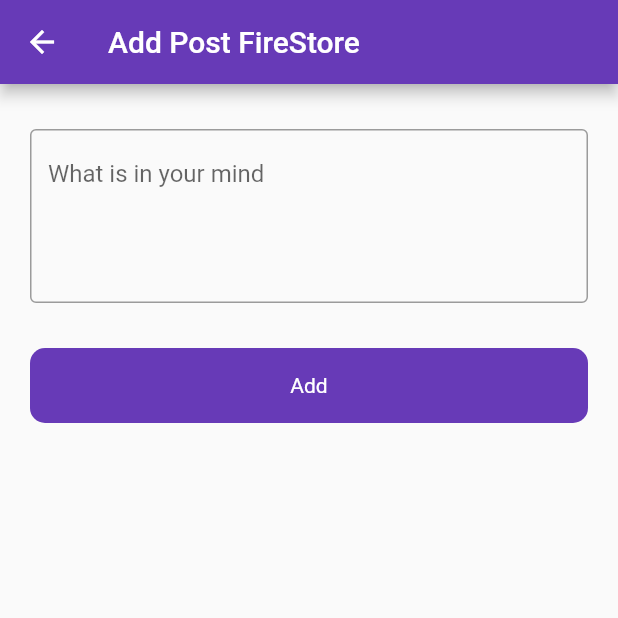
After one commit to asadullah43/firebase-practise, a Flutter app: the FireStoreScreen screen opened directly, after a tap on the "add" icon, on a phone screen of 412 x 824 dp, the top half of it. The commit adds this screen. Run offline on Flutter 3.47's test engine with Material 2 defaults, Android fonts, the phone set to English and light mode, and no system bars; our stand-ins replace cloud_firestore, firebase_auth, firebase_core, firebase_database, fluttertoast; accounts and stored records are empty.

Commit message:
add data to firestore

```diff
--- a/lib/ui/auth/login_screen.dart
+++ b/lib/ui/auth/login_screen.dart
@@ -1,5 +1,6 @@
 import 'package:firebase_practise/ui/auth/phone_auth/login_with_phone_number.dart';
 import 'package:firebase_practise/ui/auth/signup_screen.dart';
+import 'package:firebase_practise/ui/firestore/firestore_screen.dart';
 import 'package:firebase_practise/ui/posts/posts_screen.dart';
 import 'package:firebase_practise/ui/widget/round_button.dart';
 import 'package:firebase_practise/utils/utils.dart';
@@ -41,8 +42,8 @@ class _LoginScreenState extends State<LoginScreen> {
         loading = false;
       });
       Utils().toastMessage(value.user!.email.toString());
-      Navigator.push(
-          context, MaterialPageRoute(builder: (context) => const PostScreen()));
+      Navigator.push(context,
+          MaterialPageRoute(builder: (context) => const FireStoreScreen()));
     }).onError((error, stackTrace) {
       debugPrint(error.toString());
       Utils().toastMessage(error.toString());
--- /dev/null
+++ b/lib/ui/firestore/add_firestor_data.dart
@@ -0,0 +1,65 @@
+import 'package:cloud_firestore/cloud_firestore.dart';
+import 'package:firebase_database/firebase_database.dart';
+import 'package:firebase_practise/ui/widget/round_button.dart';
+import 'package:firebase_practise/utils/utils.dart';
+import 'package:flutter/material.dart';
+
+class AddFireStoreData extends StatefulWidget {
+  const AddFireStoreData({super.key});
+
+  @override
+  State<AddFireStoreData> createState() => _AddFireStoreDataState();
+}
+
+class _AddFireStoreDataState extends State<AddFireStoreData> {
+  final postController = TextEditingController();
+  bool loading = false;
+  final fireStore = FirebaseFirestore.instance.collection('users');
+  @override
+  Widget build(BuildContext context) {
+    return Scaffold(
+      appBar: AppBar(title: const Text("Add Post FireStore")),
+      body: Padding(
+        padding: const EdgeInsets.symmetric(horizontal: 20),
+        child: Column(children: [
+          const SizedBox(
+            height: 30,
+          ),
+          TextFormField(
+            controller: postController,
+            maxLines: 4,
+            decoration: const InputDecoration(
+                hintText: 'What is in your mind', border: OutlineInputBorder()),
+          ),
+          const SizedBox(
+            height: 30,
+          ),
+          RoundButton(
+            loading: loading,
+            title: 'Add',
+            onTap: () {
+              setState(() {
+                loading = true;
+              });
+              String id = DateTime.now().microsecondsSinceEpoch.toString();
+              fireStore.doc(id).set({
+                'title': postController.text.toString(),
+                'id': id,
+              }).then((value) {
+                setState(() {
+                  loading = false;
+                });
+                Utils().toastMessage('Post added');
+              }).onError((error, stackTrace) {
+                setState(() {
+                  loading = false;
+                });
+                Utils().toastMessage(error.toString());
+              });
+            },
+          )
+        ]),
+      ),
+    );
+  }
+}
--- /dev/null
+++ b/lib/ui/firestore/firestore_screen.dart
@@ -0,0 +1,99 @@
+import 'package:firebase_auth/firebase_auth.dart';
+import 'package:firebase_practise/ui/auth/login_screen.dart';
+import 'package:firebase_practise/ui/firestore/add_firestor_data.dart';
+import 'package:firebase_practise/ui/posts/add_post.dart';
+import 'package:firebase_practise/utils/utils.dart';
+import 'package:flutter/material.dart';
+
+class FireStoreScreen extends StatefulWidget {
+  const FireStoreScreen({super.key});
+
+  @override
+  State<FireStoreScreen> createState() => _FireStoreScreenState();
+}
+
+class _FireStoreScreenState extends State<FireStoreScreen> {
+  final auth = FirebaseAuth.instance;
+
+  final editControler = TextEditingController();
+  @override
+  Widget build(BuildContext context) {
+    return Scaffold(
+      appBar: AppBar(
+        automaticallyImplyLeading: false,
+        centerTitle: true,
+        title: const Text('Post screen firestore'),
+        actions: [
+          IconButton(
+            onPressed: () {
+              auth.signOut().then((value) {
+                Navigator.push(
+                    context,
+                    MaterialPageRoute(
+                        builder: (context) => const LoginScreen()));
+              }).onError((error, stackTrace) {
+                Utils().toastMessage(error.toString());
+              });
+            },
+            icon: const Icon(Icons.logout_outlined),
+          ),
+          const SizedBox(
+            width: 10,
+          )
+        ],
+      ),
+      floatingActionButton: FloatingActionButton(
+        onPressed: (() {
+          Navigator.push(
+              context,
+              MaterialPageRoute(
+                  builder: (context) => const AddFireStoreData()));
+        }),
+        child: const Icon(Icons.add),
+      ),
+      body: Column(
+        children: [
+          const SizedBox(
+            height: 10,
+          ),
+
+          //fetching data by using firebase animated list
+          Expanded(child: ListView.builder(itemBuilder: (context, index) {
+            return ListTile(
+              title: Text('asad'),
+            );
+          })),
+        ],
+      ),
+    );
+  }
+
+  Future<void> showMyDialog(String title, String id) async {
+    editControler.text = title;
+    return showDialog(
+        context: context,
+        builder: (BuildContext context) {
+          return AlertDialog(
+            title: const Text('Update'),
+            content: Container(
+              child: TextField(
+                controller: editControler,
+                decoration: const InputDecoration(hintText: 'edit here'),
+              ),
+            ),
+            actions: [
+              TextButton(
+                  onPressed: () {
+                    Navigator.pop(context);
+                  },
+                  child: const Text('Cancel')),
+              TextButton(
+                  onPressed: () {
+                    Navigator.pop(context);
+                  },
+                  child: const Text('Update'))
+            ],
+          );
+        });
+  }
+}
```
Also changed, not shown: lib/firebase_services/splash_screen_services.dart (+5 -2 lines).
